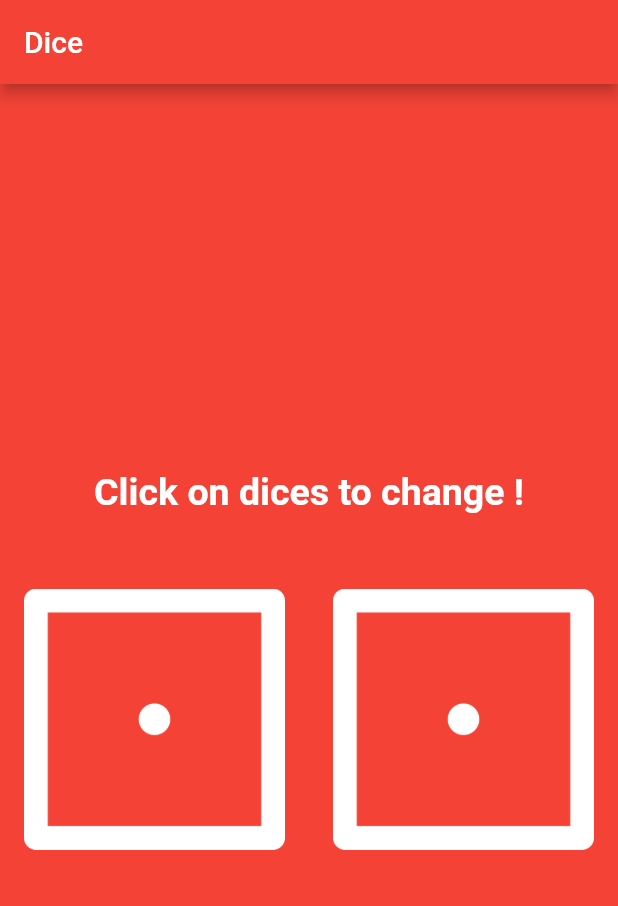
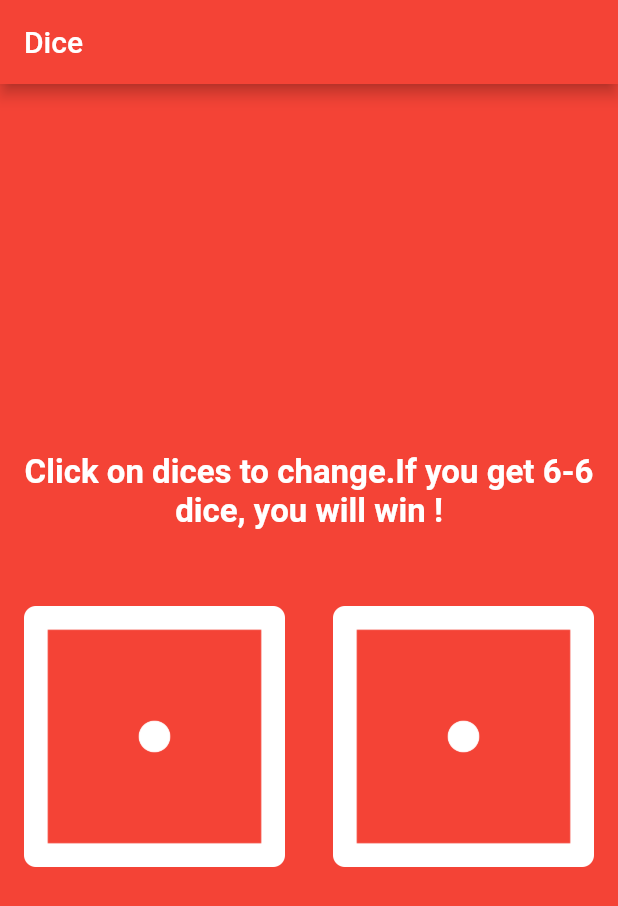
Before and after one commit to ibrahimmbyrrm/DiceApp-Flutter, a Flutter app: the screen it shows after launch, on a phone screen of 412 x 824 dp. Shown: the top 906 px of the screen. Run offline on Flutter 3.47's test engine with Material 2 defaults, Android fonts, the phone set to English and light mode, and no system bars; missing offline and left inert: dart:ffi.

Commit message:
information messages added.

```diff
--- a/lib/main.dart
+++ b/lib/main.dart
@@ -28,11 +28,19 @@ class _DicePageState extends State<DicePage> {
 
   int leftDiceNumber = 1;
   int rightDiceNumber = 1;
+  var message = "Click on dices to change.If you get 6-6 dice, you will win !";
 
   void diceChanger() {
     setState(() {
       leftDiceNumber = Random().nextInt(6) + 1;
       rightDiceNumber = Random().nextInt(6) + 1;
+
+      if (leftDiceNumber == 6 && rightDiceNumber == 6) {
+        message = "You are awesome";
+      }else {
+        message = "Never give up !";
+      }
+
     });
   }
 
@@ -43,9 +51,10 @@ class _DicePageState extends State<DicePage> {
         mainAxisAlignment: MainAxisAlignment.center,
         children: <Widget>[
           Text(
-              "Click on dices to change !",
+              "$message",
+              textAlign: TextAlign.center,
               style: TextStyle(
-                fontSize: 25,
+                fontSize: 22,
                 color: Colors.white,
                 fontWeight: FontWeight.bold
               ),
```
